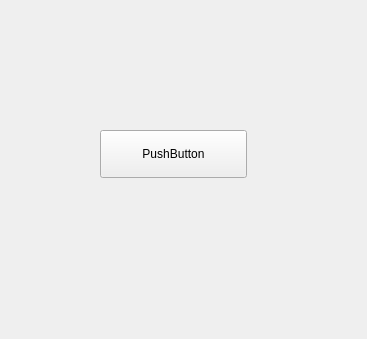
davhep/form_server, file frontend/pyQT/pyQT_client.ui: the form before one commit.
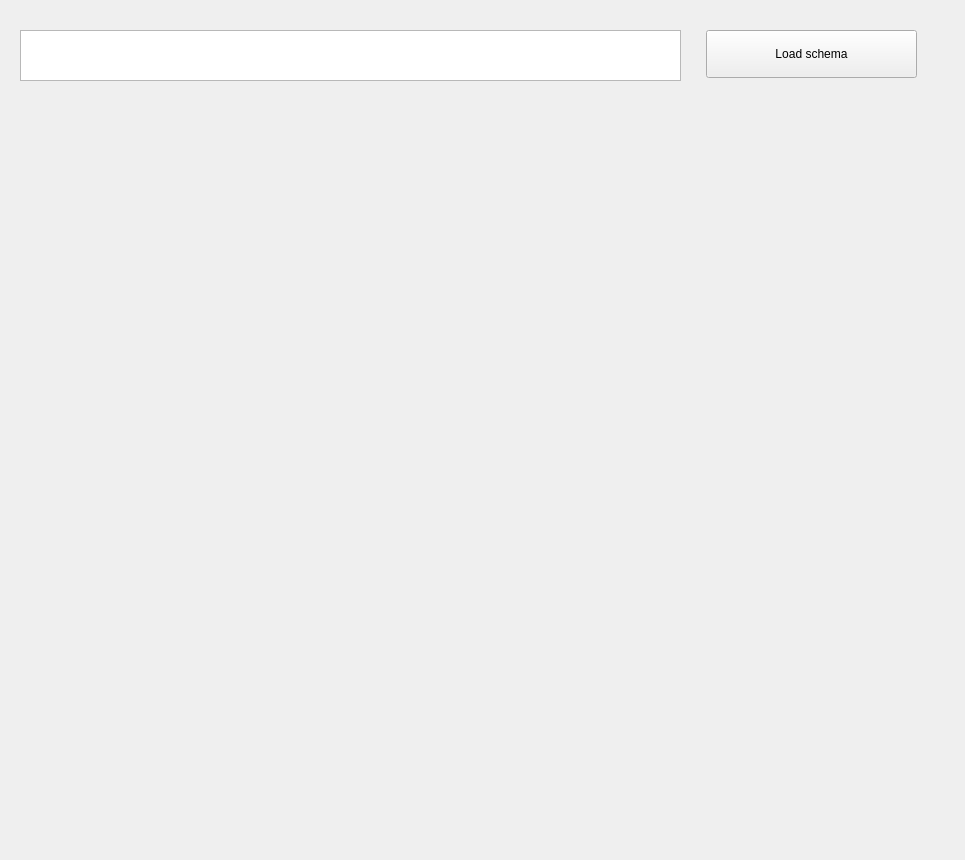
The form after the commit.

Commit message: Minimal working JSON load from schema

Diff of the .ui file:
```diff
--- a/frontend/pyQT/pyQT_client.ui
+++ b/frontend/pyQT/pyQT_client.ui
@@ -6,8 +6,8 @@
    <rect>
     <x>0</x>
     <y>0</y>
-    <width>367</width>
-    <height>339</height>
+    <width>965</width>
+    <height>860</height>
    </rect>
   </property>
   <property name="windowTitle">
@@ -17,14 +17,24 @@
    <widget class="QPushButton" name="printButton">
     <property name="geometry">
      <rect>
-      <x>100</x>
-      <y>130</y>
-      <width>147</width>
+      <x>706</x>
+      <y>30</y>
+      <width>211</width>
       <height>48</height>
      </rect>
     </property>
     <property name="text">
-     <string>PushButton</string>
+     <string>Load schema</string>
+    </property>
+   </widget>
+   <widget class="QPlainTextEdit" name="jsonschemafile">
+    <property name="geometry">
+     <rect>
+      <x>20</x>
+      <y>30</y>
+      <width>661</width>
+      <height>51</height>
+     </rect>
     </property>
    </widget>
   </widget>
```
The commit also changes 2 other files.
